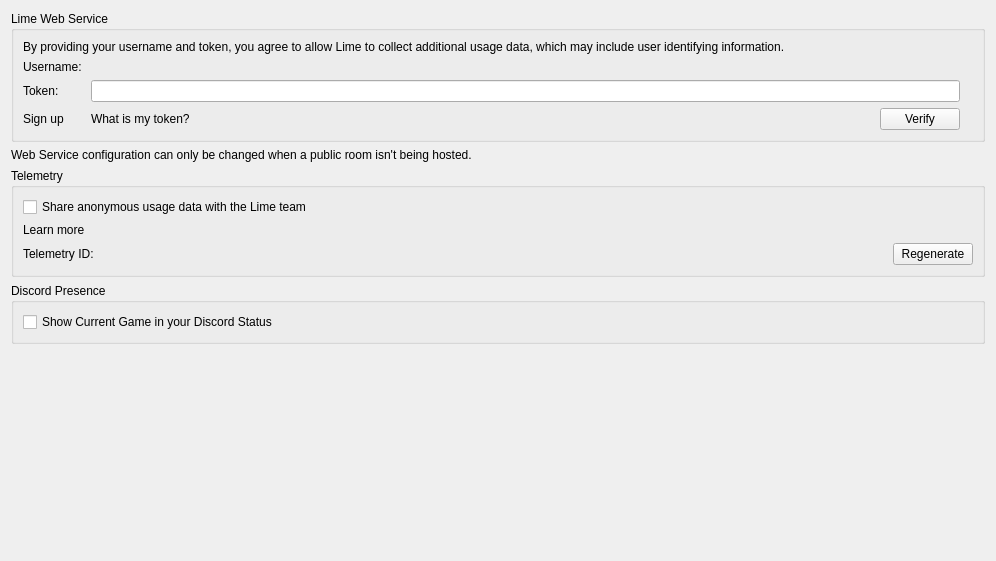
The window that src/citra_qt/configuration/configure_web.ui (Lime3DS/Lime3DS) describes before a commit, drawn with Qt 5.
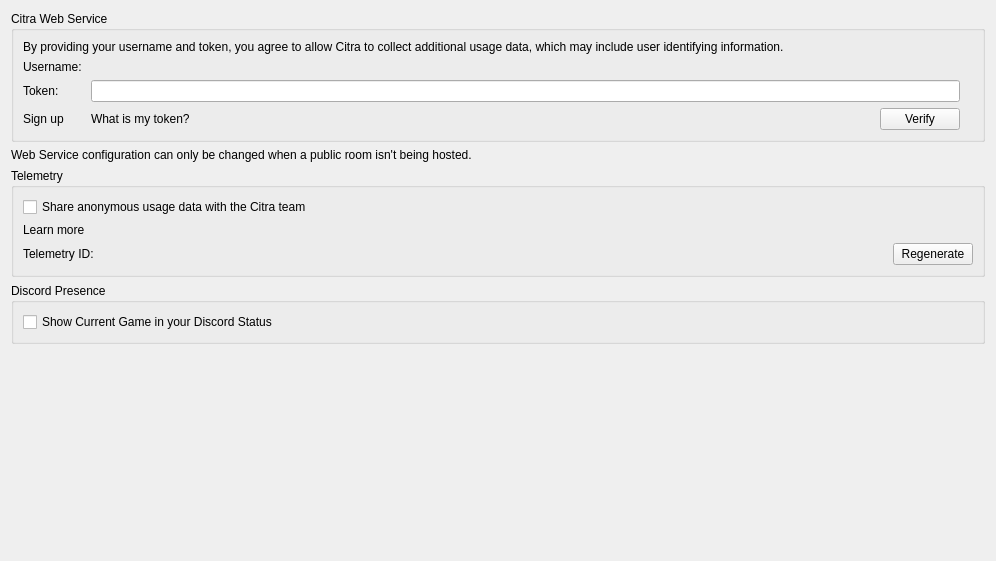
The same window after the commit.

Diff of the .ui file:
```diff
--- a/src/citra_qt/configuration/configure_web.ui
+++ b/src/citra_qt/configuration/configure_web.ui
@@ -19,13 +19,13 @@
      <item>
       <widget class="QGroupBox" name="groupBoxWebConfig">
        <property name="title">
-        <string>Lime Web Service</string>
+        <string>Citra Web Service</string>
        </property>
        <layout class="QVBoxLayout" name="verticalLayoutCitraWebService">
         <item>
          <widget class="QLabel" name="web_credentials_disclaimer">
           <property name="text">
-           <string>By providing your username and token, you agree to allow Lime to collect additional usage data, which may include user identifying information.</string>
+           <string>By providing your username and token, you agree to allow Citra to collect additional usage data, which may include user identifying information.</string>
           </property>
          </widget>
         </item>
@@ -128,7 +128,7 @@
         <item>
          <widget class="QCheckBox" name="toggle_telemetry">
           <property name="text">
-           <string>Share anonymous usage data with the Lime team</string>
+           <string>Share anonymous usage data with the Citra team</string>
           </property>
          </widget>
         </item>
```
